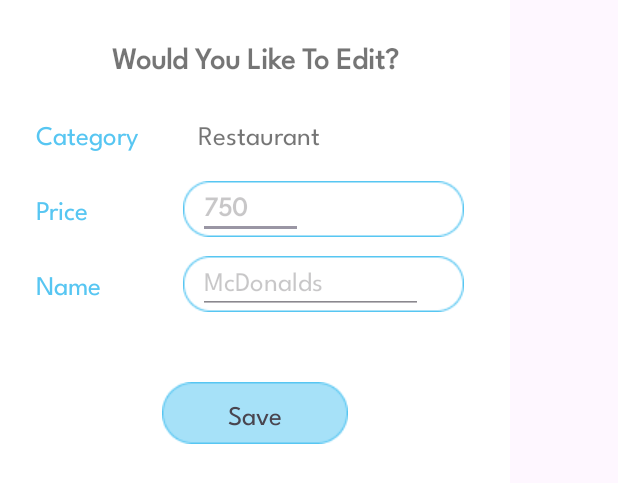
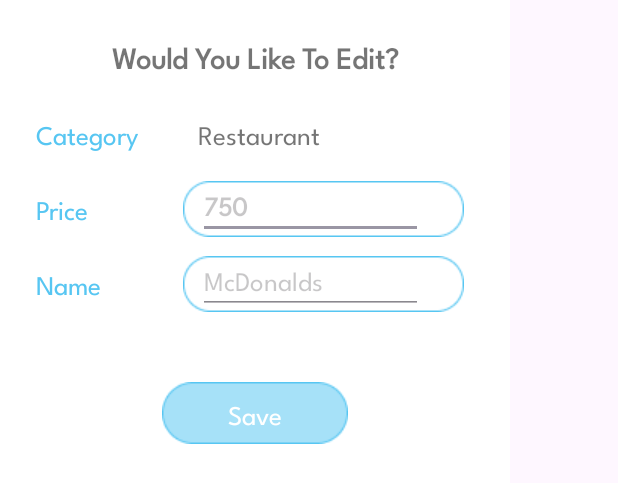
Before and after one commit to zeyneppkaa/financeApp, an Android app: the layout dialog_edit_price.xml on its own in the app's theme, with its tools: preview values and no code run, on a phone screen of 412 x 824 dp. Shown: the top 483 px of the screen. Run offline under Robolectric (Android 15) with nearby library versions, the phone set to English and light mode, and no system bars.

Commit message:
nehir14: alert dialogtaki save butonuna basılınca scan fragmenta geçiş yapılması.

```diff
--- a/app/src/main/res/layout/dialog_edit_price.xml
+++ b/app/src/main/res/layout/dialog_edit_price.xml
@@ -67,7 +67,7 @@
 
     <EditText
         android:id="@+id/et_price"
-        android:layout_width="70dp"
+        android:layout_width="150dp"
         android:layout_height="wrap_content"
         android:hint="750"
         android:fontFamily="@font/league_spartan"
@@ -127,18 +127,19 @@
         android:id="@+id/imgBtnEditPrice"
         android:layout_width="wrap_content"
         android:layout_height="wrap_content"
+        android:layout_marginTop="30dp"
         android:background="@drawable/edit_save_button"
         app:layout_constraintBottom_toBottomOf="parent"
         app:layout_constraintEnd_toEndOf="parent"
         app:layout_constraintStart_toStartOf="parent"
-        app:layout_constraintTop_toBottomOf="@+id/et_expense_name"
-        android:layout_marginTop="30dp"/>
+        app:layout_constraintTop_toBottomOf="@+id/et_expense_name" />
 
     <TextView
         android:layout_width="wrap_content"
         android:layout_height="wrap_content"
         android:fontFamily="@font/league_spartan"
         android:text="Save"
+        android:textColor="@color/white"
         android:textSize="18sp"
         app:layout_constraintBottom_toBottomOf="@+id/imgBtnEditPrice"
         app:layout_constraintEnd_toEndOf="@+id/imgBtnEditPrice"
```
Also changed, not shown: app/src/main/java/com/example/tez/ScanFragment.kt (+8 -1 lines), app/src/main/java/com/example/tez/utils/EditPriceDialogFragment.kt (+7 -2 lines).
